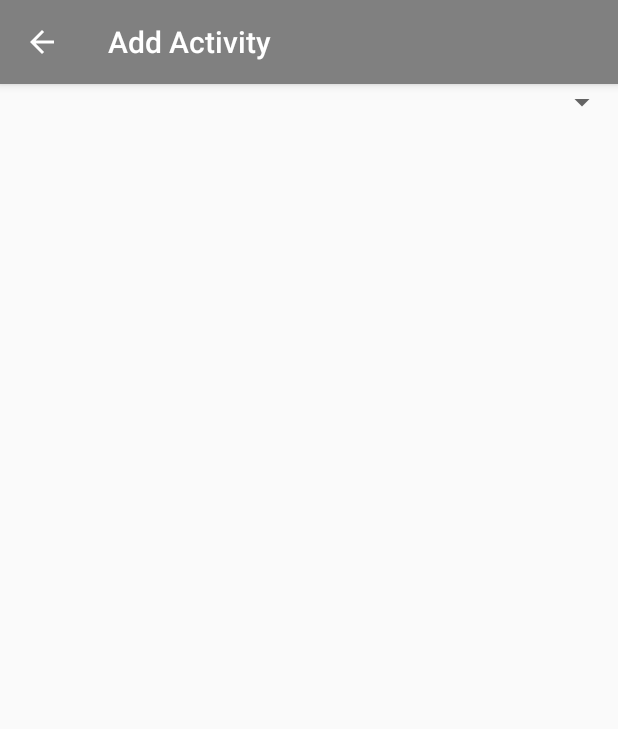
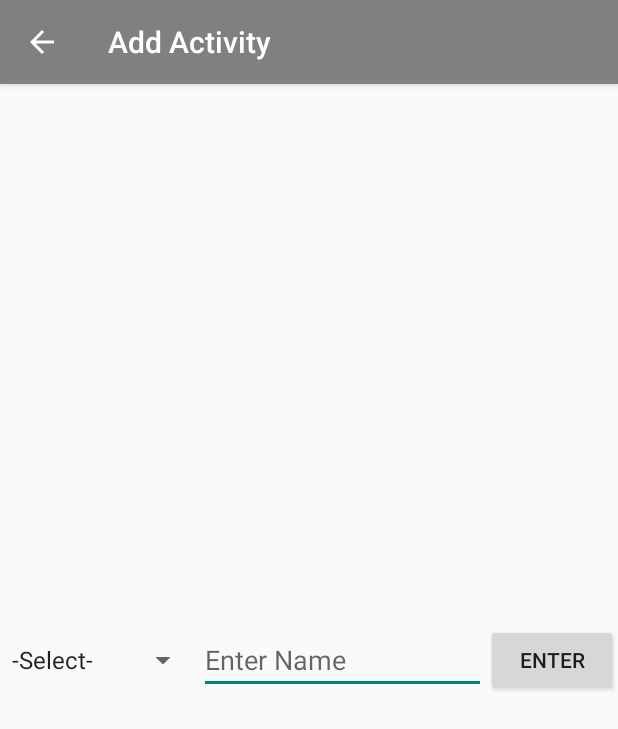
Before and after one commit to yibassnebyug/CS-321_Team-Project, an Android app: the AddActivity screen opened directly, with no data from a screen before it, on a phone screen of 412 x 824 dp. Shown: the top 729 px of the screen. Run offline under Robolectric (Android 15) with nearby library versions, the phone set to English and light mode, and no system bars.

Commit message:
- Added ability to add media. (subject to change) - Changed MediaList. - Added RecyclerViewAdapter and xml file.

```diff
--- a/app/build.gradle.kts
+++ b/app/build.gradle.kts
@@ -32,7 +32,6 @@ android {
 }
 
 dependencies {
-
     implementation(libs.appcompat)
     implementation(libs.material)
     implementation(libs.activity)
--- a/app/src/main/java/com/example/cs_321_team_project/AddActivity.java
+++ b/app/src/main/java/com/example/cs_321_team_project/AddActivity.java
@@ -1,12 +1,22 @@
 package com.example.cs_321_team_project;
 
+import android.app.Activity;
+import android.app.AlertDialog;
+import android.content.Intent;
 import android.os.Bundle;
+import android.view.View;
+import android.widget.ArrayAdapter;
+import android.widget.Button;
+import android.widget.EditText;
+import android.widget.Spinner;
 
 import androidx.activity.EdgeToEdge;
 import androidx.appcompat.app.AppCompatActivity;
 import androidx.core.graphics.Insets;
 import androidx.core.view.ViewCompat;
 import androidx.core.view.WindowInsetsCompat;
+
+import com.google.android.material.floatingactionbutton.FloatingActionButton;
 
 public class AddActivity extends AppCompatActivity {
 
@@ -20,5 +30,38 @@ public class AddActivity extends AppCompatActivity {
             v.setPadding(systemBars.left, systemBars.top, systemBars.right, systemBars.bottom);
             return insets;
         });
+
+        AlertDialog.Builder builder1 = new AlertDialog.Builder(this);
+        builder1.setMessage("Please enter a valid name");
+        builder1.setCancelable(true);
+        AlertDialog alert1 = builder1.create();
+
+
+        String[] arraySpinner = new String[] { "-Select-", "Movie", "Book", "Video Game", "TV Show", "Music" };
+        Spinner spinner = (Spinner) findViewById(R.id.spinner1);
+        ArrayAdapter<String> adapter = new ArrayAdapter<String>(this, android.R.layout.simple_spinner_item, arraySpinner);
+        adapter.setDropDownViewResource(android.R.layout.simple_spinner_dropdown_item);
+        spinner.setAdapter(adapter);
+
+        EditText textBox = (EditText) findViewById(R.id.editTextText2);
+        Button button = findViewById(R.id.button6);
+        button.setOnClickListener(new View.OnClickListener() {
+            @Override
+            public void onClick(View v) {
+                String spinnerSelection = spinner.getSelectedItem().toString();
+                String mediaName = textBox.getText().toString();
+                if(spinnerSelection.equals("-Select-") || mediaName.isEmpty()) {
+                    alert1.show();
+                }
+                else {
+                    Intent resultIntent = new Intent();
+                    resultIntent.putExtra("genre", spinnerSelection);
+                    resultIntent.putExtra("name", mediaName);
+                    setResult(Activity.RESULT_OK, resultIntent);
+                    finish();
+                }
+            }
+        });
+
     }
 }
--- a/app/src/main/res/layout/activity_add_topic.xml
+++ b/app/src/main/res/layout/activity_add_topic.xml
@@ -5,17 +5,35 @@
     android:id="@+id/main"
     android:layout_width="match_parent"
     android:layout_height="match_parent"
+    app:layout_behavior="@string/appbar_scrolling_view_behavior"
     tools:context=".AddActivity">
 
     <LinearLayout
         android:layout_width="match_parent"
         android:layout_height="match_parent"
+        android:gravity="center"
         android:orientation="horizontal">
 
         <Spinner
             android:id="@+id/spinner1"
             android:layout_width="wrap_content"
             android:layout_height="wrap_content"
-            android:layout_weight="1" />
+            android:layout_weight="1"
+            android:visibility="visible" />
+
+        <EditText
+            android:id="@+id/editTextText2"
+            android:layout_width="191dp"
+            android:layout_height="wrap_content"
+            android:ems="10"
+            android:hint="Enter Name"
+            android:inputType="text" />
+
+        <Button
+            android:id="@+id/button6"
+            android:layout_width="wrap_content"
+            android:layout_height="wrap_content"
+            android:text="Enter" />
     </LinearLayout>
+
 </androidx.constraintlayout.widget.ConstraintLayout>
--- a/gradle/libs.versions.toml
+++ b/gradle/libs.versions.toml
@@ -1,5 +1,6 @@
 [versions]
 agp = "8.3.0"
+appcompatV7 = "28.0.0"
 junit = "4.13.2"
 junitVersion = "1.1.5"
 espressoCore = "3.5.1"
@@ -9,6 +10,7 @@ activity = "1.8.0"
 constraintlayout = "2.1.4"
 
 [libraries]
+appcompat-v7 = { module = "com.android.support:appcompat-v7", version.ref = "appcompatV7" }
 junit = { group = "junit", name = "junit", version.ref = "junit" }
 ext-junit = { group = "androidx.test.ext", name = "junit", version.ref = "junitVersion" }
 espresso-core = { group = "androidx.test.espresso", name = "espresso-core", version.ref = "espressoCore" }
```
Also changed, not shown: app/src/main/java/com/example/cs_321_team_project/MainActivity.java (+48 -1 lines), app/src/main/java/com/example/cs_321_team_project/MediaList.java (+77 -12 lines), app/src/main/java/com/example/cs_321_team_project/RecyclerViewAdapter.java (added, +89 -0 lines), app/src/main/res/layout/activity_main.xml (+12 -11 lines), app/src/main/res/layout/recyclerview_row.xml (added, +14 -0 lines), app/src/main/add_button-playstore.png (added).
